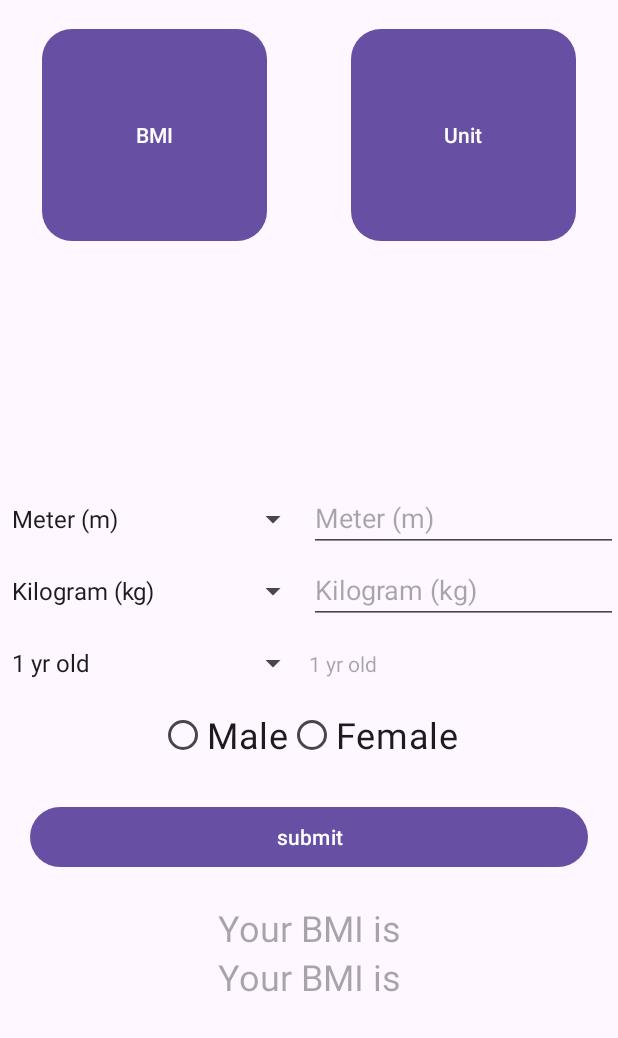
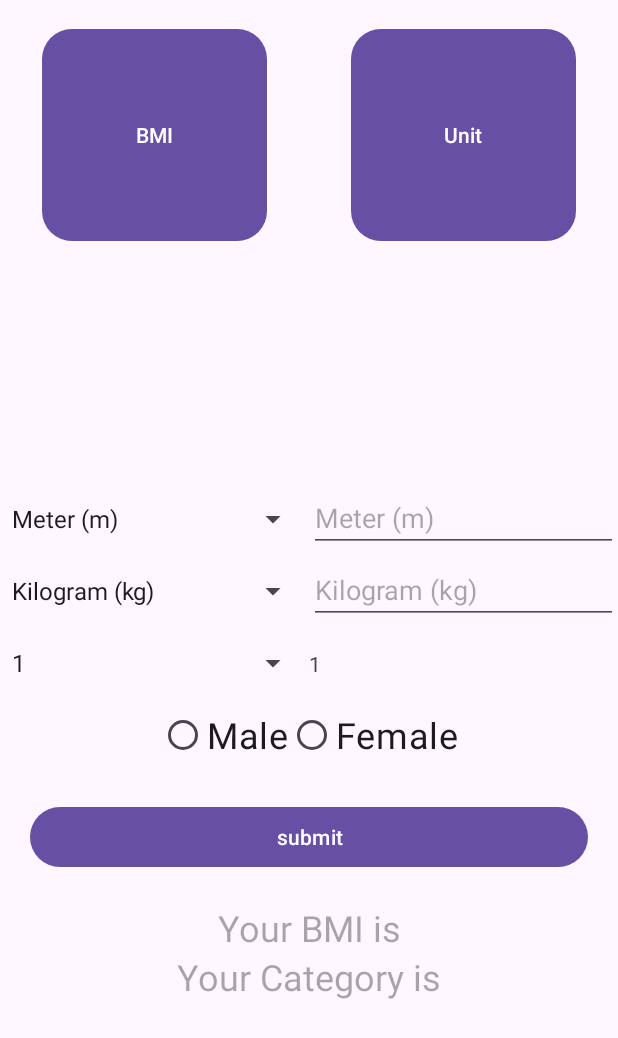
Before and after one commit to er-prashanttripathi/Utility-App, an Android app: the screen it shows after launch (MainActivity), after a tap on "BMI", on a phone screen of 412 x 824 dp. Shown: the top 1038 px of the screen. Run offline under Robolectric (Android 15) with nearby library versions, the phone set to English and light mode, and no system bars; our stand-ins replace data binding.

Commit message:
all logic completed ,bmi logic crash on empty input left

```diff
--- a/app/src/main/java/com/example/utilityapplication/BmiCalculatorFragment.kt
+++ b/app/src/main/java/com/example/utilityapplication/BmiCalculatorFragment.kt
@@ -9,25 +9,23 @@ import android.widget.AdapterView
 import android.widget.ArrayAdapter
 import android.widget.Toast
 import androidx.fragment.app.Fragment
-import com.example.utilityapplication.convertingLogic.fromData
+import com.example.utilityapplication.convertingLogic.convertLengthToCentimeters
+import com.example.utilityapplication.convertingLogic.convertWeightToKilograms
 import com.example.utilityapplication.convertingLogic.getUnitArray
+import com.example.utilityapplication.convertingLogic.unitsMap
 import com.example.utilityapplication.databinding.FragmentBmicalculatorfragmentBinding
 
 class BmiCalculatorFragment : Fragment() {
-    //    var fromData:Double=0.0
-    var unitTypeFrom = "length"
-    var unitTypeTo = "weight"
-    var unitTypeAge = "age"
-    var bmilength = 0.0
-    var bmiweight = 0.0
-    var bmiage:Int = 0
-    var bmigender:Boolean=true
-//    val bmi=""
-//    val category=""
 
-    var arrayType = ""
+    private var unitTypeFrom = "length"
+    private var unitTypeTo = "weight"
+    private var unitTypeAge = "age"
+    private var bmilength = 0.0
+    private var bmiweight = 0.0
+    private var bmiage: Int = 0
+    private var bmigender: Boolean = true
+
     private lateinit var binding: FragmentBmicalculatorfragmentBinding
-
 
     override fun onCreateView(
         inflater: LayoutInflater, container: ViewGroup?,
@@ -35,34 +33,31 @@ class BmiCalculatorFragment : Fragment() {
     ): View? {
 
         binding = FragmentBmicalculatorfragmentBinding.inflate(inflater, container, false)
-//----------------------------------------------------
-
 
         val arrayAdapterFrom = ArrayAdapter(
             requireContext(),
             android.R.layout.simple_spinner_dropdown_item,
             getUnitArray(unitTypeFrom)
+                .toList() // Change Array<String> to List<String>
         )
         val arrayAdapterTo = ArrayAdapter(
             requireContext(),
             android.R.layout.simple_spinner_dropdown_item,
             getUnitArray(unitTypeTo)
+                .toList() // Change Array<String> to List<String>
         )
+
         val arrayAdapterAge = ArrayAdapter(
             requireContext(),
             android.R.layout.simple_spinner_dropdown_item,
             getUnitArray(unitTypeAge)
         )
+        binding.apply {
+            spinnerUnitFrom.adapter = arrayAdapterFrom
+            spinnerUnitTo.adapter = arrayAdapterTo
+            spinnerAge.adapter = arrayAdapterAge
 
-
-        //---------------------------------------------------
-        binding.spinnerUnitFrom.adapter = arrayAdapterFrom
-        binding.spinnerUnitTo.adapter = arrayAdapterTo
-        binding.spinnerAge.adapter = arrayAdapterAge
-
-
-        //---------------------------------------------------
-        binding.spinnerUnitFrom.onItemSelectedListener =
+            spinnerUnitFrom.onItemSelectedListener =
                 object : AdapterView.OnItemSelectedListener {
                     override fun onItemSelected(
                         parent: AdapterView<*>?,
@@ -71,7 +66,7 @@ class BmiCalculatorFragment : Fragment() {
                         id: Long
                     ) {
                         val selectedUnit = getUnitArray(unitTypeFrom)[position]
-                    binding.edtLength.hint = selectedUnit
+                        edtLength.hint = selectedUnit
                         Log.d("You clicked UnitFrom", "onItemSelected:$selectedUnit ")
                     }
 
@@ -80,86 +75,96 @@ class BmiCalculatorFragment : Fragment() {
                     }
                 }
 
-        binding.spinnerUnitTo.onItemSelectedListener =
-            object : AdapterView.OnItemSelectedListener {
+            spinnerUnitTo.onItemSelectedListener = object : AdapterView.OnItemSelectedListener {
                 override fun onItemSelected(
                     parent: AdapterView<*>?,
                     view: View?,
                     position: Int,
                     id: Long
                 ) {
-
                     val selectedUnit = getUnitArray(unitTypeTo)[position]
-                    binding.edtWeight.hint = selectedUnit
+                    edtWeight.hint = selectedUnit
                     Log.d("You clicked UnitTo", "onItemSelected:$selectedUnit")
                 }
-
 
                 override fun onNothingSelected(parent: AdapterView<*>?) {
                     // Empty implementation
                 }
             }
-        binding.spinnerAge.onItemSelectedListener =
-            object : AdapterView.OnItemSelectedListener {
+
+            spinnerAge.onItemSelectedListener = object : AdapterView.OnItemSelectedListener {
                 override fun onItemSelected(
                     parent: AdapterView<*>?,
                     view: View?,
                     position: Int,
                     id: Long
                 ) {
-
                     val selectedUnit = getUnitArray(unitTypeAge)[position]
-                    binding.edtAge.hint = selectedUnit
-                    Log.d("You clicked UnitTo", "onItemSelected:$selectedUnit")
+                    edtAge.text = selectedUnit
+                    Log.d("You clicked UnitAge", "onItemSelected:$selectedUnit")
                 }
-
 
                 override fun onNothingSelected(parent: AdapterView<*>?) {
                     // Empty implementation
                 }
             }
-//---------------------------------------------------
+            if (edtLength.text.toString() != null && edtWeight.text.toString() != null && edtAge.text.toString() != null ) {
+                btnSubmit.setOnClickListener {
+                    Toast.makeText(requireContext(), "Values filled", Toast.LENGTH_SHORT).show()
+                    bmilength = edtLength.text.toString().toDouble()
+                    bmiweight = edtWeight.text.toString().toDouble()
+                    bmiage = edtAge.text.toString().toInt()
+                    myradiogroup.setOnCheckedChangeListener { group, checkedId ->
+                        if (radiomale.isChecked) {
+                            bmigender = true
+                        } else {
+                            bmigender = false
+                        }
 
+                    }
 
-        binding.btnSubmit.setOnClickListener {
-            bmilength = binding.edtLength.text.toString().toDouble()
-            bmiweight = binding.edtWeight.text.toString().toDouble()
-            bmiage= binding.edtAge.text.toString().toInt()
-//            bmigender=binding.radiomale.
+                    val mto =
+                        unitsMap[getUnitArray(unitTypeTo)[spinnerUnitTo.selectedItemPosition]].toString()//weight
+                    val mfrom =
+                        unitsMap[getUnitArray(unitTypeFrom)[spinnerUnitFrom.selectedItemPosition]].toString()//length
+                    val mage = getUnitArray(unitTypeAge)[spinnerAge.selectedItemPosition].toInt()
 
-            if (fromData == 0.0) {
-                Toast.makeText(requireContext(), "Enter a valid number", Toast.LENGTH_SHORT).show()
-            } else {
-                 val UnitLength =
-                     getUnitArray(unitTypeFrom)[binding.spinnerUnitFrom.selectedItemPosition].toDouble()
-                 val UnitWeight = getUnitArray(unitTypeTo)[binding.spinnerUnitTo.selectedItemPosition].toDouble()
-                val UnitAge = getUnitArray(unitTypeTo)[binding.spinnerAge.selectedItemPosition].toInt()
-//                 val result = convertingLogic.resetUnits(fromData, UnitLength, UnitWeight)
-                     .toString()
-                 Log.d("You clicked Unit", "fromData:$UnitAge, fromUnit:$UnitLength, toUnit:$UnitWeight")
-                binding.apply {
+                    var nfrom = convertLengthToCentimeters(bmilength, mfrom)
+                    var nto = convertWeightToKilograms(bmiweight, mto)
 
-                    val bmi = calculateBMI(UnitWeight, UnitLength)
-                    val category = categorizeBMIForAge(bmi, UnitAge.toInt(), bmigender)
-                    binding.bmivalue.setText(bmi.toString())
-                    binding.bmicategory.setText(category.toString())
-                    Log.d("You clicked BMI", "BMI:$bmi, Category:$category,Category:$bmiage, Gender:$bmigender")
+                    var nbmi = calculateBMI(nto, nfrom)
+                    var nbmiage = categorizeBMIForAge(nbmi, mage, bmigender)
+                    bmivalue.text = nbmi.toString()
+                    bmicategory.text = nbmiage
+                    Log.d(
+                        "You clicked Submit",
+                        "onItemSelected:$bmilength $bmiweight $bmigender $mto $mfrom $mage $nto $nfrom $nbmi $nbmiage"
+                    )
+                }
+            }
+            else {
+                Toast.makeText(requireContext(), "Enter all Fields", Toast.LENGTH_SHORT).show()
+            /*    if (edtLength.text.toString() == null) {
+                    edtLength.setError("Enter Length")
+                } else if (edtWeight.text.toString() == null) {
+                    edtWeight.setError("Enter Weight")
+                } else if (edtAge.text.toString() == null) {
+                    edtAge.setError("Enter Age")
+                }*/
             }
 
 
-            }
+            return root
         }
 
-
-        return binding.root
     }
 
-    fun calculateBMI(weightKg: Double, heightCm: Double): Double {
+    private fun calculateBMI(weightKg: Double, heightCm: Double): Double {
         val heightMeters = heightCm / 100
         return weightKg / (heightMeters * heightMeters)
     }
 
-    fun categorizeBMIForAge(bmi: Double, ageYears: Int, isMale: Boolean): String {
+    private fun categorizeBMIForAge(bmi: Double, ageYears: Int, isMale: Boolean): String {
         return if (ageYears < 18) {
             categorizeBMIForChildrenAndAdolescents(bmi, ageYears, isMale)
         } else {
@@ -167,35 +172,41 @@ class BmiCalculatorFragment : Fragment() {
         }
     }
 
-    fun categorizeBMIForAdults(bmi: Double): String {
-        return when {
-            bmi < 18.5 -> "Underweight"
-            bmi >= 18.5 && bmi < 24.9 -> "Normal"
-            bmi >= 25 && bmi < 29.9 -> "Overweight"
-            else -> "Obesity"
-        }
-    }
-
-    fun categorizeBMIForChildrenAndAdolescents(
+    private fun categorizeBMIForChildrenAndAdolescents(
         bmi: Double,
         ageYears: Int,
         isMale: Boolean
     ): String {
-        // Use age-specific data (BMI percentiles) to categorize BMI for children and adolescents
-        // You would need to replace these placeholder values with age and sex-specific data.
-        val bmiPercentile = getBMIPercentileForAge(bmi, ageYears, isMale)
+        // Categorization logic for BMI in children and adolescents (age < 18)
+        // Implement your own categorization logic based on age, gender, and BMI values
+        // For simplicity, let's use a simple categorization below:
+        val category: String
+        if (bmi < 18.5) {
+            category = "Underweight"
+        } else if (bmi < 24.9) {
+            category = "Normal weight"
+        } else if (bmi < 29.9) {
+            category = "Overweight"
+        } else {
+            category = "Obese"
+        }
+        return category
+    }
 
-        return when {
-            bmiPercentile < 5 -> "Underweight"
-            bmiPercentile >= 5 && bmiPercentile < 85 -> "Normal"
-            bmiPercentile >= 85 && bmiPercentile < 95 -> "Overweight"
-            else -> "Obesity"
+    private fun categorizeBMIForAdults(bmi: Double): String {
+        // Categorization logic for BMI in adults (age >= 18)
+        // Implement your own categorization logic based on BMI values
+        // For simplicity, let's use a simple categorization below:
+        val category: String
+        if (bmi < 18.5) {
+            category = "Underweight"
+        } else if (bmi < 24.9) {
+            category = "Normal weight"
+        } else if (bmi < 29.9) {
+            category = "Overweight"
+        } else {
+            category = "Obese"
+        }
+        return category
     }
 }
-
-    fun getBMIPercentileForAge(bmi: Double, ageYears: Int, isMale: Boolean): Double {
-        // Placeholder code, replace this with actual data from BMI percentiles chart
-        return 50.0
-    }
-
-}
--- a/app/src/main/java/com/example/utilityapplication/convertingLogic.kt
+++ b/app/src/main/java/com/example/utilityapplication/convertingLogic.kt
@@ -4,30 +4,30 @@ object convertingLogic {
     var UnitType = ""
     var fromData: Double = 0.0
     val AgeLimits = arrayOf(
-        "1 yr old", "2 yr old", "3 yr old", "4 yr old", "5 yr old",
-        "6 yr old", "7 yr old", "8 yr old", "9 yr old", "10 yr old",
-        "11 yr old", "12 yr old", "13 yr old", "14 yr old", "15 yr old",
-        "16 yr old", "17 yr old", "18 yr old", "19 yr old", "20 yr old",
-        "21 yr old", "22 yr old", "23 yr old", "24 yr old", "25 yr old",
-        "26 yr old", "27 yr old", "28 yr old", "29 yr old", "30 yr old",
-        "31 yr old", "32 yr old", "33 yr old", "34 yr old", "35 yr old",
-        "36 yr old", "37 yr old", "38 yr old", "39 yr old", "40 yr old",
-        "41 yr old", "42 yr old", "43 yr old", "44 yr old", "45 yr old",
-        "46 yr old", "47 yr old", "48 yr old", "49 yr old", "50 yr old",
-        "51 yr old", "52 yr old", "53 yr old", "54 yr old", "55 yr old",
-        "56 yr old", "57 yr old", "58 yr old", "59 yr old", "60 yr old",
-        "61 yr old", "62 yr old", "63 yr old", "64 yr old", "65 yr old",
-        "66 yr old", "67 yr old", "68 yr old", "69 yr old", "70 yr old",
-        "71 yr old", "72 yr old", "73 yr old", "74 yr old", "75 yr old",
-        "76 yr old", "77 yr old", "78 yr old", "79 yr old", "80 yr old",
-        "81 yr old", "82 yr old", "83 yr old", "84 yr old", "85 yr old",
-        "86 yr old", "87 yr old", "88 yr old", "89 yr old", "90 yr old",
-        "91 yr old", "92 yr old", "93 yr old", "94 yr old", "95 yr old",
-        "96 yr old", "97 yr old", "98 yr old", "99 yr old", "100 yr old",
-        "101 yr old", "102 yr old", "103 yr old", "104 yr old", "105 yr old",
-        "106 yr old", "107 yr old", "108 yr old", "109 yr old", "110 yr old",
-        "111 yr old", "112 yr old", "113 yr old", "114 yr old", "115 yr old",
-        "116 yr old", "117 yr old", "118 yr old", "119 yr old", "120 yr old"
+        "1", "2", "3", "4", "5",
+        "6", "7", "8", "9", "10",
+        "11", "12", "13", "14", "15",
+        "16", "17", "18", "19", "20",
+        "21", "22", "23", "24", "25",
+        "26", "27", "28", "29", "30",
+        "31", "32", "33", "34", "35",
+        "36", "37", "38", "39", "40",
+        "41", "42", "43", "44", "45",
+        "46", "47", "48", "49", "50",
+        "51", "52", "53", "54", "55",
+        "56", "57", "58", "59", "60",
+        "61", "62", "63", "64", "65",
+        "66", "67", "68", "69", "70",
+        "71", "72", "73", "74", "75",
+        "76", "77", "78", "79", "80",
+        "81", "82", "83", "84", "85",
+        "86", "87", "88", "89", "90",
+        "91", "92", "93", "94", "95",
+        "96", "97", "98", "99", "100",
+        "101", "102", "103", "104", "105",
+        "106", "107", "108", "109", "110",
+        "111", "112", "113", "114", "115",
+        "116", "117", "118", "119", "120"
     )
 
     val WeightUnits = arrayOf(
@@ -131,6 +131,34 @@ object convertingLogic {
     }
 
     //---------------------------------------
+
+    fun convertWeightToKilograms(weight: Double, weightunit: String): Double {
+        return when (weightunit) {
+            "kg" -> weight
+            "g" -> weight / 1000
+            "mg" -> weight / 1_000_000
+            "lb" -> weight * 0.453592
+            else -> throw IllegalArgumentException("Unsupported unit: $weightunit")
+        }
+    }
+
+    //---------------------------------------
+
+    fun convertLengthToCentimeters(length: Double, lengthunit: String): Double {
+        return when (lengthunit) {
+            "cm" -> length
+            "m" -> length * 100
+            "km" -> length * 100_000
+            "mm" -> length / 0.1
+            "in" -> length * 2.54
+            "ft" -> length * 30.48
+            "yd" -> length * 91.44
+            "mi" -> length * 160_934.4
+            else -> throw IllegalArgumentException("Unsupported unit: $lengthunit")
+        }
+    }
+    //---------------------------------------
+
 
     fun convertUnit(value: Double, fromUnit: String, toUnit: String): Double {
         val conversionFactors = mapOf(
@@ -433,6 +461,7 @@ object convertingLogic {
             value // If no conversion is found, return the original value
         }
     }
+
     //------------------------------------------------------------
     fun getUnitArray(unitType: String): Array<String> {
         return when (unitType) {
--- a/app/src/main/res/layout/fragment_bmicalculatorfragment.xml
+++ b/app/src/main/res/layout/fragment_bmicalculatorfragment.xml
@@ -9,8 +9,8 @@
     <LinearLayout
         android:layout_width="match_parent"
         android:layout_height="match_parent"
-        tools:context=".BmiCalculatorFragment"
-        android:orientation="vertical">
+        android:orientation="vertical"
+        tools:context=".BmiCalculatorFragment">
 
         <!-- TODO: Update blank fragment layout -->
         <LinearLayout
@@ -21,19 +21,21 @@
 
             <Spinner
                 android:id="@+id/spinnerUnitFrom"
-               android:layout_weight="1"
                 android:layout_width="0dp"
                 android:layout_height="wrap_content"
+                android:layout_weight="1"
 
                 />
+
             <EditText
                 android:id="@+id/edtLength"
-             android:layout_weight="1"
                 android:layout_width="0dp"
                 android:layout_height="wrap_content"
-             android:inputType="number"
-             android:hint="input 1"/>
+                android:layout_weight="1"
+                android:hint="input 1"
+                android:inputType="number" />
         </LinearLayout>
+
         <LinearLayout
             android:layout_width="match_parent"
             android:layout_height="wrap_content"
@@ -41,19 +43,21 @@
 
             <Spinner
                 android:id="@+id/spinnerUnitTo"
-                android:layout_weight="1"
                 android:layout_width="0dp"
                 android:layout_height="wrap_content"
+                android:layout_weight="1"
 
                 android:prompt="@string/select_unit_from_prompt" />
+
             <EditText
                 android:id="@+id/edtWeight"
-                android:layout_weight="1"
                 android:layout_width="0dp"
                 android:layout_height="wrap_content"
-                android:inputType="number"
-                android:hint="input 2"/>
+                android:layout_weight="1"
+                android:hint="input 2"
+                android:inputType="number" />
         </LinearLayout>
+
         <LinearLayout
             android:id="@+id/bmiagelayout"
             android:layout_width="match_parent"
@@ -78,22 +82,25 @@
         </LinearLayout>
 
         <RadioGroup
+            android:id="@+id/myradiogroup"
             android:layout_width="wrap_content"
             android:layout_height="wrap_content"
-            android:orientation="horizontal"
-            android:layout_gravity="center">
+            android:layout_gravity="center"
+            android:orientation="horizontal">
+
             <RadioButton
                 android:id="@+id/radiomale"
                 android:layout_width="wrap_content"
                 android:layout_height="wrap_content"
-                android:textSize="24sp"
-                android:text="Male"/>
+                android:text="Male"
+                android:textSize="24sp" />
+
             <RadioButton
                 android:id="@+id/radiofemale"
                 android:layout_width="wrap_content"
                 android:layout_height="wrap_content"
-                android:textSize="24sp"
-                android:text="Female"/>
+                android:text="Female"
+                android:textSize="24sp" />
         </RadioGroup>
 
 
@@ -101,21 +108,23 @@
             android:id="@+id/btnSubmit"
             android:layout_width="match_parent"
             android:layout_height="wrap_content"
-    android:text="submit"
-    android:layout_margin="20dp"/>
+            android:layout_margin="20dp"
+            android:text="submit" />
+
         <TextView
             android:id="@+id/bmivalue"
             android:layout_width="match_parent"
             android:layout_height="wrap_content"
-            android:textSize="24sp"
+            android:hint="Your BMI is"
             android:textAlignment="center"
-            android:hint="Your BMI is"/>
+            android:textSize="24sp" />
+
         <TextView
             android:id="@+id/bmicategory"
             android:layout_width="match_parent"
             android:layout_height="wrap_content"
-            android:textSize="24sp"
+            android:hint="Your Category is"
             android:textAlignment="center"
-            android:hint="Your BMI is"/>
+            android:textSize="24sp" />
     </LinearLayout>
 </layout>
```
Also changed, not shown: app/src/main/java/com/example/utilityapplication/FinalActivity.kt (+4 -5 lines). Lines whose indentation alone changed are shown as unchanged.
